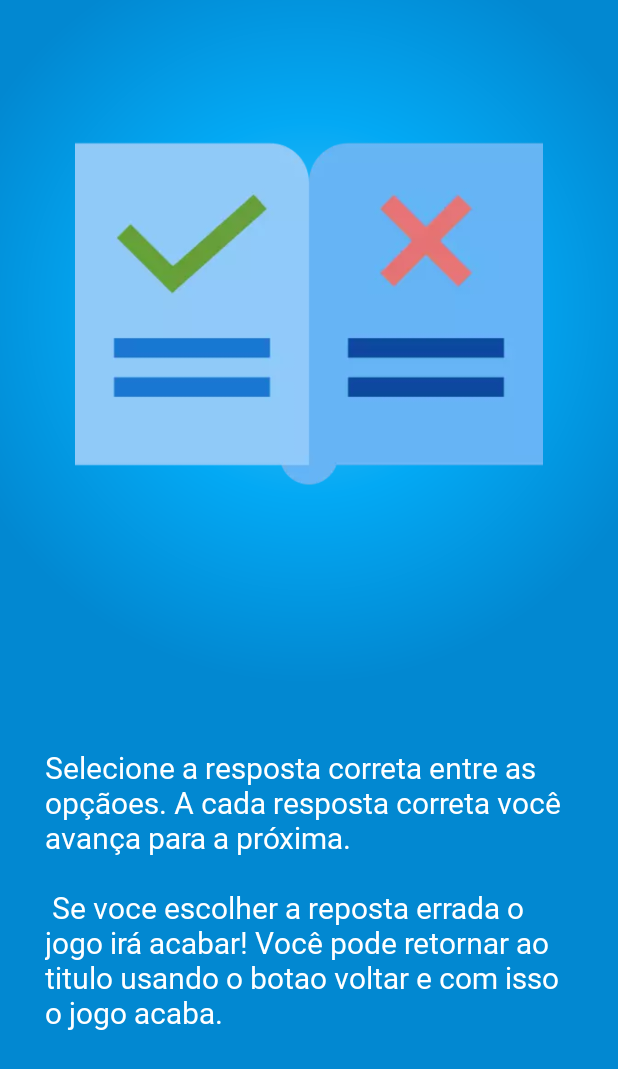
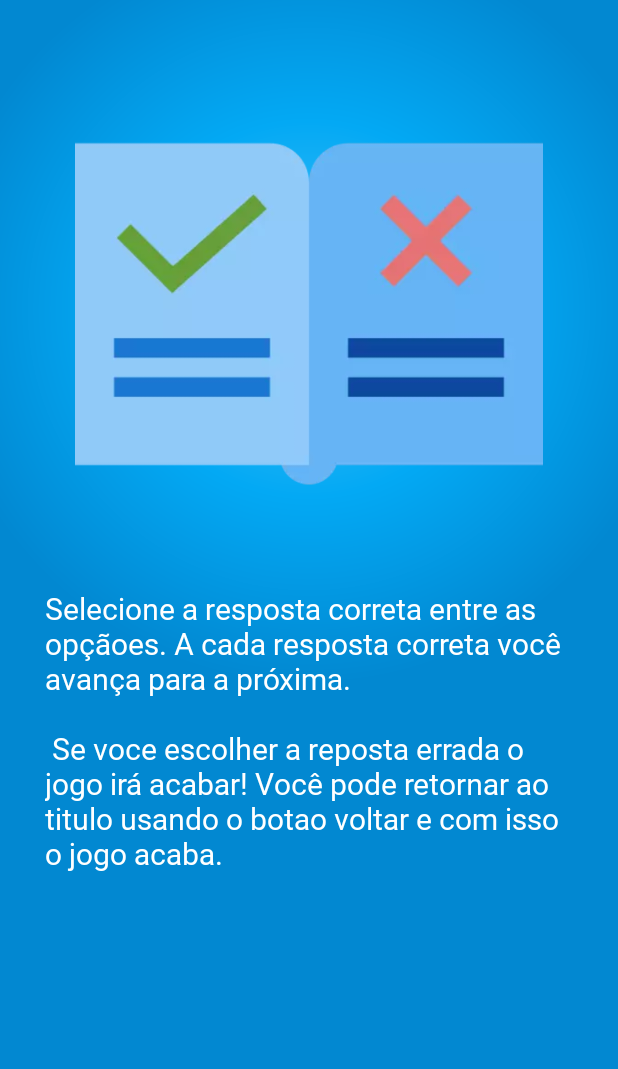
Before and after one commit to renan1820/NavigationDrawer, an Android app: the layout fragment_rules.xml on its own in the app's theme, with its tools: preview values and no code run, on a phone screen of 412 x 824 dp. Shown: the top 1069 px of the screen. Run offline under Robolectric (Android 15) with nearby library versions, the phone set to English and light mode, and no system bars.

Commit message:
Gradle, Navigations
put new lib and pass arguments on navgations

```diff
--- a/app/build.gradle
+++ b/app/build.gradle
@@ -1,6 +1,8 @@
 apply plugin: 'com.android.application'
 apply plugin: 'kotlin-android'
 apply plugin: 'kotlin-android-extensions'
+apply plugin: 'kotlin-kapt'
+apply plugin: 'androidx.navigation.safeargs'
 
 android {
     compileSdkVersion 30
@@ -39,7 +41,7 @@ dependencies {
     implementation "android.arch.navigation:navigation-ui-ktx:$version_navigation"
 
     testImplementation 'junit:junit:4.12'
-    androidTestImplementation 'androidx.test.ext:junit:1.1.1'
-    androidTestImplementation 'androidx.test.espresso:espresso-core:3.2.0'
+    androidTestImplementation 'androidx.test.ext:junit:1.1.2'
+    androidTestImplementation 'androidx.test.espresso:espresso-core:3.3.0'
 
 }
--- a/app/src/main/java/com/git/renan/navigationdrawer/GameFragment.kt
+++ b/app/src/main/java/com/git/renan/navigationdrawer/GameFragment.kt
@@ -58,13 +58,12 @@ class GameFragment:Fragment() {
                     }else{
                         //Correct all Questions
                         updateToolbar(true)
-                        view.findNavController().navigate(R.id.action_gameFragment_to_gameWonFragment)
+                        view.findNavController().navigate(GameFragmentDirections.actionGameFragmentToGameWonFragment(numQuestion,questionIndex))
                     }
                 }else{
                     //Error any question
                     updateToolbar(false)
-                    view.findNavController().navigate(R.id.action_gameFragment_to_gameOverFragment)
-
+                    view.findNavController().navigate(GameFragmentDirections.actionGameFragmentToGameOverFragment())
                 }
             }else{
                 Snackbar.make(view,getString(R.string.fragment_game_error_snackbar), Snackbar.LENGTH_SHORT).show()
--- a/app/src/main/java/com/git/renan/navigationdrawer/GameOverFragment.kt
+++ b/app/src/main/java/com/git/renan/navigationdrawer/GameOverFragment.kt
@@ -18,7 +18,7 @@ class GameOverFragment: Fragment(){
     ): View? {
         val binding: FragmentResultOverBinding = DataBindingUtil.inflate(inflater,R.layout.fragment_result_over,container,false)
         binding.buttonResult.setOnClickListener { view: View ->
-            view.findNavController().navigate(R.id.action_gameOverFragment_to_gameFragment)
+            view.findNavController().navigate(GameOverFragmentDirections.actionGameOverFragmentToGameFragment())
         }
         return binding.root
     }
--- a/app/src/main/java/com/git/renan/navigationdrawer/StartFragment.kt
+++ b/app/src/main/java/com/git/renan/navigationdrawer/StartFragment.kt
@@ -16,8 +16,9 @@ class StartFragment: Fragment() {
         savedInstanceState: Bundle?
     ): View? {
         val binding = DataBindingUtil.inflate<FragmentStartBinding>(inflater,R.layout.fragment_start,container,false)
-        binding.btContinue.setOnClickListener(Navigation.createNavigateOnClickListener(R.id.action_startFragment_to_gameFragment))
-
+        binding.btContinue.setOnClickListener{ view:View ->
+            view.findNavController().navigate(StartFragmentDirections.actionStartFragmentToGameFragment()) }
+//            Navigation.createNavigateOnClickListener(R.id.action_startFragment_to_gameFragment))
 //            Navigation.findNavController(view).navigate(R.id.action_startFragment_to_gameFragment) // modo 1
 //            view.findNavController().navigate(R.id.action_startFragment_to_gameFragment) // modo 2
 
--- a/app/src/main/res/layout/fragment_rules.xml
+++ b/app/src/main/res/layout/fragment_rules.xml
@@ -1,10 +1,19 @@
 <?xml version="1.0" encoding="utf-8"?>
-<androidx.constraintlayout.widget.ConstraintLayout xmlns:android="http://schemas.android.com/apk/res/android"
+<ScrollView
+    xmlns:android="http://schemas.android.com/apk/res/android"
     xmlns:app="http://schemas.android.com/apk/res-auto"
     android:layout_width="match_parent"
     android:layout_height="match_parent"
+    android:background="@drawable/gradient_rules"
+
+    app:layout_constraintStart_toStartOf="parent"
+    app:layout_constraintEnd_toEndOf="parent"
+    app:layout_constraintTop_toBottomOf="@id/img_title"
+    app:layout_constraintBottom_toBottomOf="parent">
+    <androidx.constraintlayout.widget.ConstraintLayout
+        android:layout_width="match_parent"
+        android:layout_height="wrap_content"
         xmlns:tools="http://schemas.android.com/tools"
-    android:background="@drawable/gradient_rules"
         tools:context="com.git.renan.navigationdrawer.RulesFragment">
 
         <ImageView
@@ -19,7 +28,6 @@
             app:layout_constraintEnd_toEndOf="parent"
             android:contentDescription="@string/fragment_img_title"
             />
-
 
         <TextView
             android:id="@+id/text_rules"
@@ -39,3 +47,4 @@
 
 
     </androidx.constraintlayout.widget.ConstraintLayout>
+</ScrollView>
--- a/app/src/main/res/navigation/navigation.xml
+++ b/app/src/main/res/navigation/navigation.xml
@@ -48,6 +48,12 @@
             android:id="@+id/action_gameWonFragment_to_startFragment"
             app:destination="@id/startFragment"
             app:popUpTo="@id/startFragment" />
+        <argument
+            android:name="numQuestion"
+            app:argType="integer" />
+        <argument
+            android:name="numCorrect"
+            app:argType="integer" />
     </fragment>
     <fragment
         android:id="@+id/rulesFragment"
```
Also changed, not shown: app/src/main/java/com/git/renan/navigationdrawer/GameWonFragment.kt (+6 -1 lines). Lines whose indentation alone changed are shown as unchanged.
